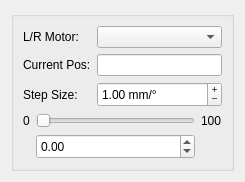
First picture: the form in xpaxs/instrumentation/spec/ui/ui_motorwidget.ui, repository praxes/praxes, before the edit.
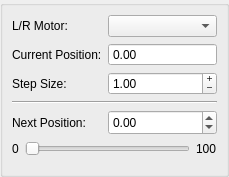
Second picture: the form after the edit.

What changed in the file:
```diff
--- a/xpaxs/instrumentation/spec/ui/ui_motorwidget.ui
+++ b/xpaxs/instrumentation/spec/ui/ui_motorwidget.ui
@@ -5,14 +5,20 @@
    <rect>
     <x>0</x>
     <y>0</y>
-    <width>237</width>
-    <height>175</height>
+    <width>229</width>
+    <height>177</height>
    </rect>
   </property>
   <property name="windowTitle" >
    <string>Form</string>
   </property>
   <layout class="QGridLayout" name="gridLayout_3" >
+   <property name="margin" >
+    <number>0</number>
+   </property>
+   <property name="horizontalSpacing" >
+    <number>4</number>
+   </property>
    <item row="0" column="0" >
     <widget class="QGroupBox" name="groupBox" >
      <property name="title" >
@@ -21,7 +27,7 @@
      <property name="alignment" >
       <set>Qt::AlignLeading|Qt::AlignLeft|Qt::AlignVCenter</set>
      </property>
-     <layout class="QGridLayout" name="gridLayout_2" >
+     <layout class="QGridLayout" name="gridLayout" >
       <item row="0" column="0" >
        <widget class="QLabel" name="directionLabel" >
         <property name="text" >
@@ -39,7 +45,7 @@
         </property>
         <property name="minimumSize" >
          <size>
-          <width>125</width>
+          <width>100</width>
           <height>0</height>
          </size>
         </property>
@@ -48,12 +54,28 @@
       <item row="1" column="0" >
        <widget class="QLabel" name="curPosLabel" >
         <property name="text" >
-         <string>Current Pos:</string>
+         <string>Current Position:</string>
         </property>
        </widget>
       </item>
       <item row="1" column="1" >
-       <widget class="QLineEdit" name="posLineEdit" />
+       <widget class="QDoubleSpinBox" name="posSpinBox" >
+        <property name="minimumSize" >
+         <size>
+          <width>100</width>
+          <height>0</height>
+         </size>
+        </property>
+        <property name="wrapping" >
+         <bool>false</bool>
+        </property>
+        <property name="buttonSymbols" >
+         <enum>QAbstractSpinBox::NoButtons</enum>
+        </property>
+        <property name="decimals" >
+         <number>2</number>
+        </property>
+       </widget>
       </item>
       <item row="2" column="0" >
        <widget class="QLabel" name="stepSizeLabel" >
@@ -67,7 +89,7 @@
         <property name="minimumSize" >
          <size>
           <width>100</width>
-          <height>25</height>
+          <height>0</height>
          </size>
         </property>
         <property name="cursor" >
@@ -77,13 +99,16 @@
          <enum>QAbstractSpinBox::PlusMinus</enum>
         </property>
         <property name="suffix" >
-         <string> mm/°</string>
+         <string/>
+        </property>
+        <property name="decimals" >
+         <number>2</number>
         </property>
         <property name="minimum" >
-         <double>-9999999999999999827367757839185598317239782875580932278577147150336.000000000000000</double>
+         <double>-100.000000000000000</double>
         </property>
         <property name="maximum" >
-         <double>9999999999999999827367757839185598317239782875580932278577147150336.000000000000000</double>
+         <double>100.000000000000000</double>
         </property>
         <property name="value" >
          <double>1.000000000000000</double>
@@ -91,30 +116,21 @@
        </widget>
       </item>
       <item row="3" column="0" colspan="2" >
-       <layout class="QGridLayout" name="gridLayout" >
-        <item row="0" column="0" >
-         <widget class="QLabel" name="lowLimitLabel" >
-          <property name="text" >
-           <string>0</string>
-          </property>
-         </widget>
-        </item>
-        <item row="0" column="1" >
-         <widget class="QSlider" name="posSlider" >
+       <widget class="Line" name="line" >
           <property name="orientation" >
            <enum>Qt::Horizontal</enum>
           </property>
          </widget>
         </item>
-        <item row="0" column="2" >
-         <widget class="QLabel" name="highLimitLabel" >
+      <item row="4" column="0" >
+       <widget class="QLabel" name="curPosLabel_2" >
           <property name="text" >
-           <string>100</string>
+         <string>Next Position:</string>
           </property>
          </widget>
         </item>
-        <item row="1" column="1" >
-         <widget class="QDoubleSpinBox" name="posSpinBox" >
+      <item row="4" column="1" >
+       <widget class="QDoubleSpinBox" name="nextPosSpinBox" >
           <property name="minimumSize" >
            <size>
             <width>100</width>
@@ -127,6 +143,9 @@
           <property name="prefix" >
            <string/>
           </property>
+        <property name="decimals" >
+         <number>2</number>
+        </property>
           <property name="minimum" >
            <double>-2000000000.000000000000000</double>
           </property>
@@ -138,8 +157,47 @@
           </property>
          </widget>
         </item>
+      <item row="5" column="0" colspan="2" >
+       <layout class="QHBoxLayout" name="horizontalLayout" >
+        <property name="sizeConstraint" >
+         <enum>QLayout::SetDefaultConstraint</enum>
+        </property>
+        <item>
+         <widget class="QLabel" name="lowLimitLabel" >
+          <property name="text" >
+           <string>0</string>
+          </property>
+         </widget>
+        </item>
+        <item>
+         <widget class="QSlider" name="nextPosSlider" >
+          <property name="orientation" >
+           <enum>Qt::Horizontal</enum>
+          </property>
+         </widget>
+        </item>
+        <item>
+         <widget class="QLabel" name="highLimitLabel" >
+          <property name="text" >
+           <string>100</string>
+          </property>
+         </widget>
+        </item>
        </layout>
       </item>
+      <item row="6" column="0" colspan="2" >
+       <spacer name="verticalSpacer" >
+        <property name="orientation" >
+         <enum>Qt::Vertical</enum>
+        </property>
+        <property name="sizeHint" stdset="0" >
+         <size>
+          <width>20</width>
+          <height>40</height>
+         </size>
+        </property>
+       </spacer>
+      </item>
      </layout>
     </widget>
    </item>
```
Lines whose indentation alone changed are shown as unchanged.
